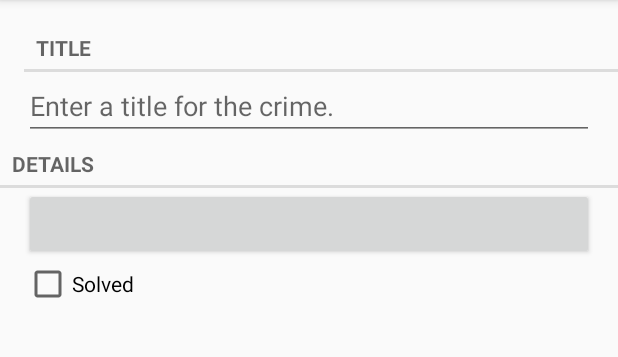
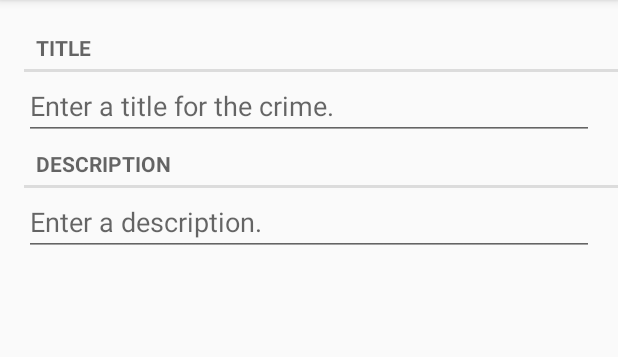
Before and after one commit to StefanBUE/EntryList, an Android app: the fragment CrimeFragment placed in its activity, on a phone screen of 412 x 824 dp, the part 84-441 px from its top. Run offline under Robolectric (Android 15) with nearby library versions, the light colour scheme and no system bars; 6 statements that could not run were skipped.

Commit message:
added description, removed date, removed solved, removed separation line

```diff
--- a/app/src/main/java/com/bignerdranch/android/criminalintent/Crime.java
+++ b/app/src/main/java/com/bignerdranch/android/criminalintent/Crime.java
@@ -7,9 +7,7 @@ public class Crime {
 
     private UUID mId;
     private String mTitle;
-    private Date mDate;
-    private boolean mSolved;
-//    private String mSuspect;
+    private String mDescription;
 
     public Crime() {
         this(UUID.randomUUID());
@@ -17,7 +15,6 @@ public class Crime {
 
     public Crime(UUID id) {
         mId = id;
-        mDate = new Date();
     }
     public UUID getId() {
         return mId;
@@ -31,20 +28,10 @@ public class Crime {
         mTitle = title;
     }
 
-    public Date getDate() {
-        return mDate;
+    public String getDescription() {
+        return mDescription;
     }
 
-    public void setDate(Date date) {
-        mDate = date;
-    }
-
-    public boolean isSolved() {
-        return mSolved;
-    }
-
-    public void setSolved(boolean solved) {
-        mSolved = solved;
-    }
+    public void setDescription(String description) { mDescription = description; }
 
 }
--- a/app/src/main/java/com/bignerdranch/android/criminalintent/CrimeFragment.java
+++ b/app/src/main/java/com/bignerdranch/android/criminalintent/CrimeFragment.java
@@ -33,16 +33,13 @@ import java.util.UUID;
 public class CrimeFragment extends Fragment {
 
     private static final String ARG_CRIME_ID = "crime_id";
-    private static final String DIALOG_DATE = "DialogDate";
 
     private static final int REQUEST_DATE = 0;
-    private static final int REQUEST_CONTACT = 1;
     private static final int REQUEST_PHOTO= 2;
 
     private Crime mCrime;
     private EditText mTitleField;
-    private Button mDateButton;
-    private CheckBox mSolvedCheckbox;
+    private EditText mEntryDescriptionField;
     private Callbacks mCallbacks;
 
     /**
@@ -116,26 +113,27 @@ public class CrimeFragment extends Fragment {
             }
         });
 
-        mDateButton = (Button) v.findViewById(R.id.crime_date);
-        updateDate();
-        mDateButton.setOnClickListener(new View.OnClickListener() {
+
+        mEntryDescriptionField = (EditText) v.findViewById(R.id.entry_description);
+        mEntryDescriptionField.setText(mCrime.getDescription());
+        mEntryDescriptionField.addTextChangedListener(new TextWatcher() {
             @Override
-            public void onClick(View v) {
-                FragmentManager manager = getFragmentManager();
-                DatePickerFragment dialog = DatePickerFragment
-                        .newInstance(mCrime.getDate());
-                dialog.setTargetFragment(CrimeFragment.this, REQUEST_DATE);
-                dialog.show(manager, DIALOG_DATE);
+            public void beforeTextChanged(CharSequence s, int start, int count, int after) {
+
             }
-        });
 
-        mSolvedCheckbox = (CheckBox) v.findViewById(R.id.crime_solved);
-        mSolvedCheckbox.setChecked(mCrime.isSolved());
-        mSolvedCheckbox.setOnCheckedChangeListener(new OnCheckedChangeListener() {
             @Override
-            public void onCheckedChanged(CompoundButton buttonView, boolean isChecked) {
-                mCrime.setSolved(isChecked);
+            public void onTextChanged(CharSequence s, int start, int before, int count) {
+                if (getActivity() == null) {
+                    return;
+                }
+                mCrime.setDescription(s.toString());
                 updateCrime();
+            }
+
+            @Override
+            public void afterTextChanged(Editable s) {
+
             }
         });
 
@@ -150,10 +148,9 @@ public class CrimeFragment extends Fragment {
 
         if (requestCode == REQUEST_DATE) {
             Date date = (Date) data
-                    .getSerializableExtra(DatePickerFragment.EXTRA_DATE);
-            mCrime.setDate(date);
+                    .getSerializableExtra(DatePickerFragment.EXTRA_DATE); // remove that too entirely
+            // mCrime.setDate(date);
             updateCrime();
-            updateDate();
         } else if (requestCode == REQUEST_PHOTO) {
             updateCrime();
         }
@@ -163,9 +160,4 @@ public class CrimeFragment extends Fragment {
         CrimeLab.get(getActivity()).updateCrime(mCrime);
         mCallbacks.onCrimeUpdated(mCrime);
     }
-
-    private void updateDate() {
-        mDateButton.setText(mCrime.getDate().toString());
-    }
-
 }
--- a/app/src/main/java/com/bignerdranch/android/criminalintent/CrimeLab.java
+++ b/app/src/main/java/com/bignerdranch/android/criminalintent/CrimeLab.java
@@ -88,8 +88,7 @@ public class CrimeLab {
         ContentValues values = new ContentValues();
         values.put(CrimeTable.Cols.UUID, crime.getId().toString());
         values.put(CrimeTable.Cols.TITLE, crime.getTitle());
-        values.put(CrimeTable.Cols.DATE, crime.getDate().getTime());
-        values.put(CrimeTable.Cols.SOLVED, crime.isSolved() ? 1 : 0);
+        values.put(CrimeTable.Cols.DESCRIPTION, crime.getDescription());
 
         return values;
     }
--- a/app/src/main/java/com/bignerdranch/android/criminalintent/CrimeListFragment.java
+++ b/app/src/main/java/com/bignerdranch/android/criminalintent/CrimeListFragment.java
@@ -146,8 +146,7 @@ public class CrimeListFragment extends Fragment {
             implements View.OnClickListener {
 
         private TextView mTitleTextView;
-        private TextView mDateTextView;
-        private CheckBox mSolvedCheckBox;
+        private TextView mEntryDescriptionTextView;
 
         private Crime mCrime;
 
@@ -156,15 +155,13 @@ public class CrimeListFragment extends Fragment {
             itemView.setOnClickListener(this);
 
             mTitleTextView = (TextView) itemView.findViewById(R.id.list_item_crime_title_text_view);
-            mDateTextView = (TextView) itemView.findViewById(R.id.list_item_crime_date_text_view);
-            mSolvedCheckBox = (CheckBox) itemView.findViewById(R.id.list_item_crime_solved_check_box);
+            mEntryDescriptionTextView = (TextView) itemView.findViewById(R.id.list_item_entry_description_text_view);
         }
 
         public void bindCrime(Crime crime) {
             mCrime = crime;
             mTitleTextView.setText(mCrime.getTitle());
-            mDateTextView.setText(mCrime.getDate().toString());
-            mSolvedCheckBox.setChecked(mCrime.isSolved());
+            mEntryDescriptionTextView.setText(mCrime.getDescription());
         }
 
         @Override
--- a/app/src/main/java/com/bignerdranch/android/criminalintent/database/CrimeBaseHelper.java
+++ b/app/src/main/java/com/bignerdranch/android/criminalintent/database/CrimeBaseHelper.java
@@ -8,7 +8,7 @@ import com.bignerdranch.android.criminalintent.database.CrimeDbSchema.CrimeTable
 
 public class CrimeBaseHelper extends SQLiteOpenHelper {
     private static final String TAG = "CrimeBaseHelper";
-    private static final int VERSION = 2;
+    private static final int VERSION = 3;
     private static final String DATABASE_NAME = "crimeBase.db";
 
     public CrimeBaseHelper(Context context) {
@@ -22,8 +22,7 @@ public class CrimeBaseHelper extends SQLiteOpenHelper {
                 " _id integer primary key autoincrement, " +
                 CrimeTable.Cols.UUID + ", " +
                 CrimeTable.Cols.TITLE + ", " +
-                CrimeTable.Cols.DATE + ", " +
-                CrimeTable.Cols.SOLVED +
+                CrimeTable.Cols.DESCRIPTION +
                 ")"
         );
     }
--- a/app/src/main/java/com/bignerdranch/android/criminalintent/database/CrimeCursorWrapper.java
+++ b/app/src/main/java/com/bignerdranch/android/criminalintent/database/CrimeCursorWrapper.java
@@ -18,13 +18,11 @@ public class CrimeCursorWrapper extends CursorWrapper {
     public Crime getCrime() {
         String uuidString = getString(getColumnIndex(CrimeTable.Cols.UUID));
         String title = getString(getColumnIndex(CrimeTable.Cols.TITLE));
-        long date = getLong(getColumnIndex(CrimeTable.Cols.DATE));
-        int isSolved = getInt(getColumnIndex(CrimeTable.Cols.SOLVED));
+        String description = getString(getColumnIndex(CrimeTable.Cols.DESCRIPTION));
 
         Crime crime = new Crime(UUID.fromString(uuidString));
         crime.setTitle(title);
-        crime.setDate(new Date(date));
-        crime.setSolved(isSolved != 0);
+        crime.setDescription(description);
 
         return crime;
     }
--- a/app/src/main/java/com/bignerdranch/android/criminalintent/database/CrimeDbSchema.java
+++ b/app/src/main/java/com/bignerdranch/android/criminalintent/database/CrimeDbSchema.java
@@ -7,8 +7,7 @@ public class CrimeDbSchema {
         public static final class Cols {
             public static final String UUID = "uuid";
             public static final String TITLE = "title";
-            public static final String DATE = "date";
-            public static final String SOLVED = "solved";
+            public static final String DESCRIPTION = "description";
         }
     }
 }
--- a/app/src/main/res/layout-land/fragment_crime.xml
+++ b/app/src/main/res/layout-land/fragment_crime.xml
@@ -5,52 +5,4 @@
               android:layout_height="wrap_content">
     <include layout="@layout/view_camera_and_title" />
 
-    <TextView
-        android:layout_width="match_parent"
-        android:layout_height="wrap_content"
-        android:text="@string/crime_details_label"
-        style="?android:listSeparatorTextViewStyle"/>
-
-    <LinearLayout
-        android:orientation="horizontal"
-        android:layout_width="match_parent"
-        android:layout_height="wrap_content"
-        android:layout_marginLeft="16dp"
-        android:layout_marginRight="16dp">
-
-        <Button
-            android:id="@+id/crime_date"
-            android:layout_width="wrap_content"
-            android:layout_height="wrap_content"
-            android:layout_weight="1"/>
-
-        <CheckBox
-            android:id="@+id/crime_solved"
-            android:layout_width="wrap_content"
-            android:layout_height="wrap_content"
-            android:text="@string/crime_solved_label"
-            android:layout_weight="1"/>
-    </LinearLayout>
-    <LinearLayout
-        android:layout_width="match_parent"
-        android:layout_height="wrap_content"
-        android:layout_marginLeft="16dp"
-        android:layout_marginRight="16dp"
-        android:orientation="horizontal">
-        <Button
-            android:id="@+id/crime_suspect"
-            android:layout_width="match_parent"
-            android:layout_height="wrap_content"
-            android:layout_weight="1"
-            android:text="@string/crime_suspect_text"
-            />
-        <Button
-            android:id="@+id/crime_report"
-            android:layout_width="match_parent"
-            android:layout_height="wrap_content"
-            android:layout_weight="1"
-            android:text="@string/crime_report_text"
-            />
-    </LinearLayout>
-
 </LinearLayout>
--- a/app/src/main/res/layout/fragment_crime.xml
+++ b/app/src/main/res/layout/fragment_crime.xml
@@ -5,24 +5,4 @@
               android:layout_height="match_parent">
     <include layout="@layout/view_camera_and_title" />
 
-    <TextView
-        android:layout_width="match_parent"
-        android:layout_height="wrap_content"
-        android:text="@string/crime_details_label"
-        style="?android:listSeparatorTextViewStyle"/>
-
-    <Button
-        android:id="@+id/crime_date"
-        android:layout_width="match_parent"
-        android:layout_height="wrap_content"
-        android:layout_marginLeft="16dp"
-        android:layout_marginRight="16dp"/>
-
-    <CheckBox
-        android:id="@+id/crime_solved"
-        android:layout_width="match_parent"
-        android:layout_height="wrap_content"
-        android:layout_marginLeft="16dp"
-        android:layout_marginRight="16dp"
-        android:text="@string/crime_solved_label"/>
 </LinearLayout>
--- a/app/src/main/res/layout/view_camera_and_title.xml
+++ b/app/src/main/res/layout/view_camera_and_title.xml
@@ -23,5 +23,18 @@
                   android:layout_marginRight="16dp"
                   android:hint="@string/crime_title_hint"
             />
+
+        <TextView
+            android:layout_width="match_parent"
+            android:layout_height="wrap_content"
+            android:text="@string/entry_description_label"
+            style="?android:listSeparatorTextViewStyle"
+            />
+        <EditText android:id="@+id/entry_description"
+            android:layout_width="match_parent"
+            android:layout_height="wrap_content"
+            android:layout_marginRight="16dp"
+            android:hint="@string/entry_description__hint"
+            />
     </LinearLayout>
 </LinearLayout>
--- a/app/src/main/res/values/strings.xml
+++ b/app/src/main/res/values/strings.xml
@@ -5,6 +5,8 @@
     <string name="action_settings">Settings</string>
     <string name="crime_title_hint">Enter a title for the crime.</string>
     <string name="crime_title_label">Title</string>
+    <string name="entry_description__hint">Enter a description.</string>
+    <string name="entry_description_label">Description</string>
     <string name="crime_details_label">Details</string>
     <string name="crime_solved_label">Solved</string>
     <string name="date_picker_title">Date of crime:</string>
```
Also changed, not shown: app/src/main/res/layout/list_item_crime.xml (+3 -11 lines).
